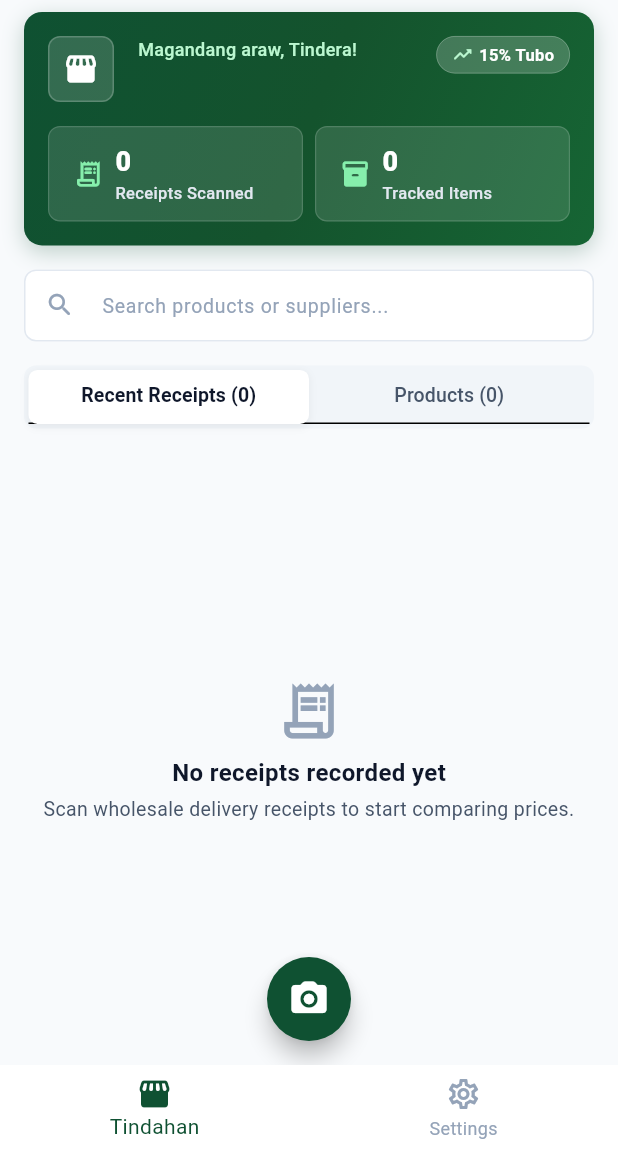
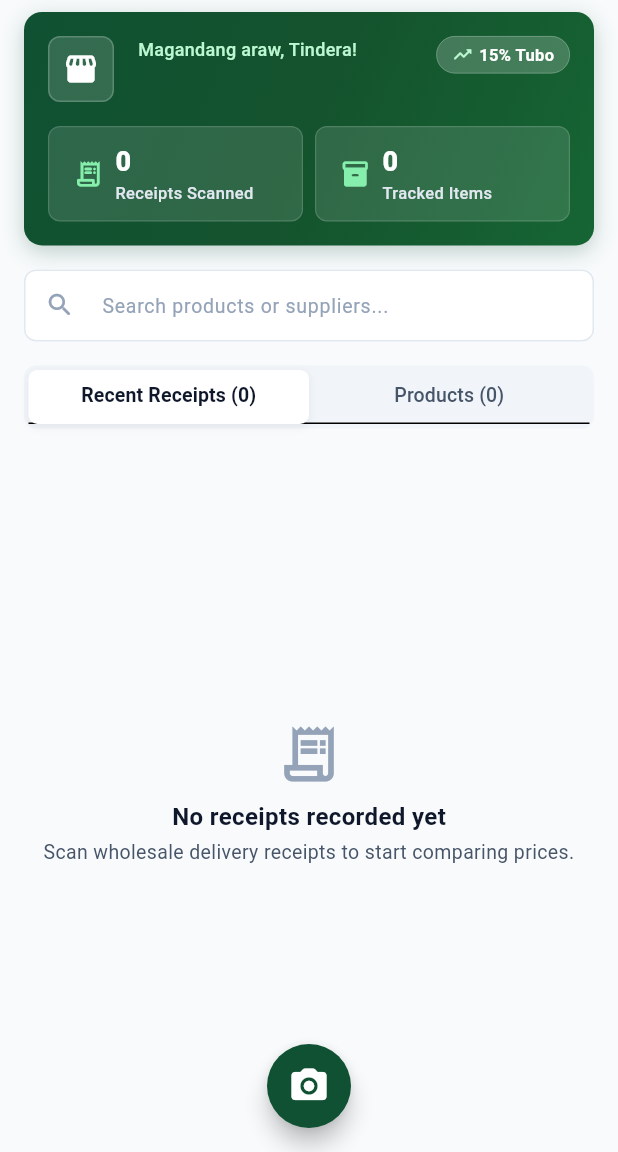
Before and after one commit to elvis1100/ReSeebo, a Flutter app: the screen it shows after launch, on a phone screen of 412 x 824 dp, the part 84-1236 px from its top. Run offline on Flutter 3.47's test engine with Material 3 defaults, Android fonts, the light colour scheme and no system bars; our stand-ins replace image_picker, sqflite; missing offline and left inert: google_mlkit_text_recognition; accounts and stored records are empty.

Commit message:
refactor(nav): remove bottom navigation bar and route settings directly from header

```diff
--- a/reseebo_app/lib/main.dart
+++ b/reseebo_app/lib/main.dart
@@ -70,12 +70,6 @@ class ReseeboRootNavigation extends StatefulWidget {
 }
 
 class _ReseeboRootNavigationState extends State<ReseeboRootNavigation> {
-  int _currentIndex = 0;
-
-  void _navigateToTab(int index) {
-    setState(() => _currentIndex = index);
-  }
-
   void _openCaptureScreen() {
     Navigator.of(context).push(
       MaterialPageRoute(
@@ -89,12 +83,22 @@ class _ReseeboRootNavigationState extends State<ReseeboRootNavigation> {
                   initialDraft: draft,
                   onSaved: (result) {
                     Navigator.of(context).pop();
-                    setState(() => _currentIndex = 0);
                   },
                 ),
               ),
             );
           },
+        ),
+      ),
+    );
+  }
+
+  void _openSettings() {
+    Navigator.of(context).push(
+      MaterialPageRoute(
+        builder: (context) => ProfileScreen(
+          dataAdapter: widget.dataAdapter,
+          onBack: () => Navigator.of(context).pop(),
         ),
       ),
     );
@@ -141,40 +145,12 @@ class _ReseeboRootNavigationState extends State<ReseeboRootNavigation> {
 
   @override
   Widget build(BuildContext context) {
-    return Scaffold(
-      body: IndexedStack(
-        index: _currentIndex,
-        children: [
-          DashboardScreen(
-            dataAdapter: widget.dataAdapter,
-            onScanPressed: _openCaptureScreen,
-            onSettingsPressed: () => _navigateToTab(1),
-            onProductSelected: _openProductComparison,
-            onReceiptSelected: _openReceiptDetail,
-          ),
-          ProfileScreen(
-            dataAdapter: widget.dataAdapter,
-          ),
-        ],
-      ),
-      bottomNavigationBar: BottomNavigationBar(
-        currentIndex: _currentIndex,
-        selectedItemColor: AppColors.primary,
-        unselectedItemColor: AppColors.textMuted,
-        onTap: _navigateToTab,
-        items: const [
-          BottomNavigationBarItem(
-            icon: Icon(Icons.storefront_outlined),
-            activeIcon: Icon(Icons.storefront_rounded),
-            label: 'Tindahan',
-          ),
-          BottomNavigationBarItem(
-            icon: Icon(Icons.settings_outlined),
-            activeIcon: Icon(Icons.settings_rounded),
-            label: 'Settings',
-          ),
-        ],
-      ),
+    return DashboardScreen(
+      dataAdapter: widget.dataAdapter,
+      onScanPressed: _openCaptureScreen,
+      onSettingsPressed: _openSettings,
+      onProductSelected: _openProductComparison,
+      onReceiptSelected: _openReceiptDetail,
     );
   }
 }
```
